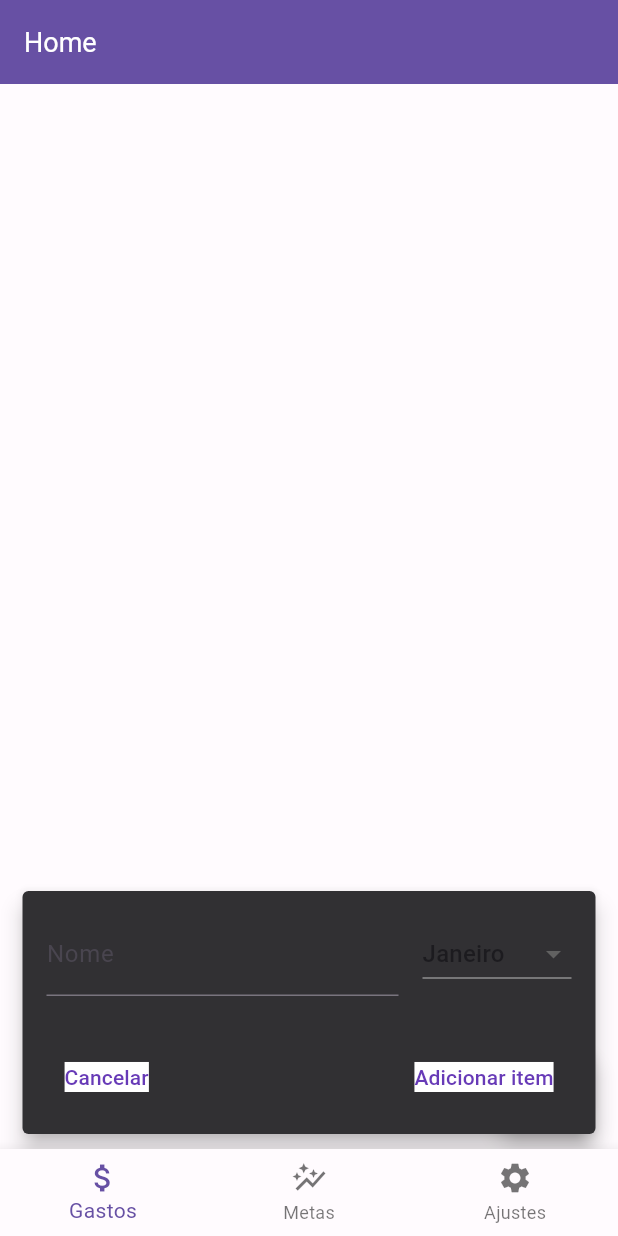
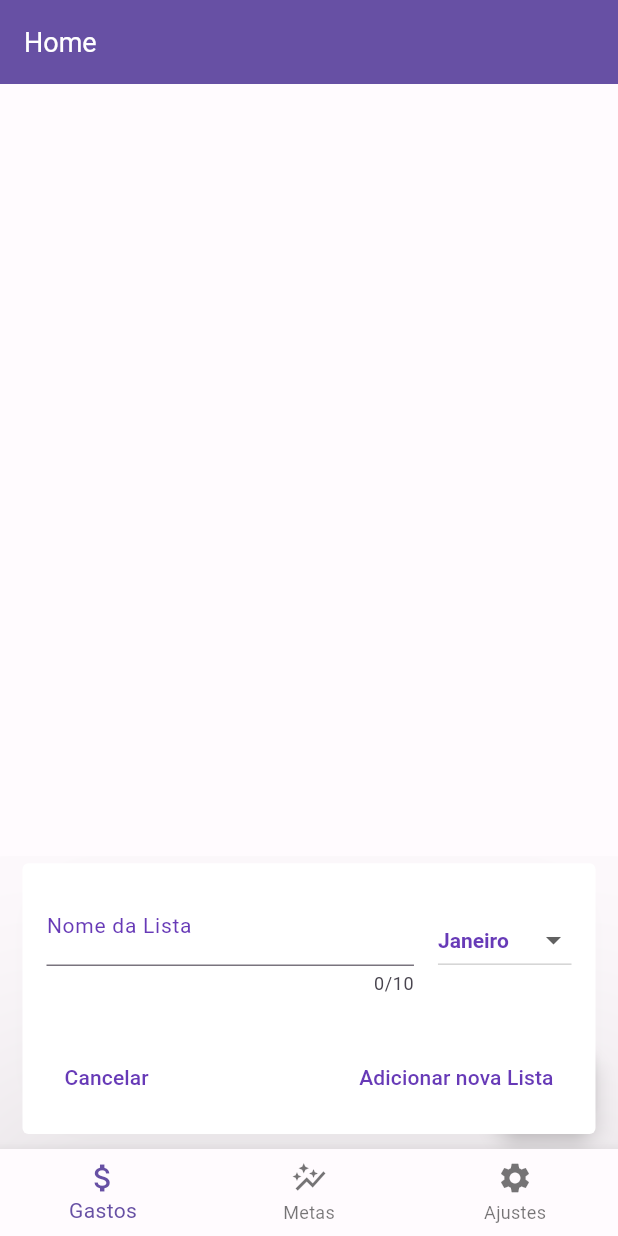
Before and after one commit to gustavorodrii/SiteGastos-Flutter, a Flutter app: the screen it shows after launch, after a tap on the "add" icon, on a phone screen of 412 x 824 dp. Run offline on Flutter 3.47's test engine with Material 2 defaults, Android fonts, the light colour scheme and no system bars; our stand-ins replace shared_preferences.

Commit message:
new features

```diff
--- a/lib/data/user_data.dart
+++ b/lib/data/user_data.dart
@@ -1,9 +1,22 @@
 class UserData {
-  final String mainItemName;
-  final String monthName;
+  String mainItemName;
+  String monthName;
 
-  UserData({
-    required this.mainItemName,
-    required this.monthName,
-  });
+  UserData({required this.mainItemName, required this.monthName});
+
+  // Método para criar um objeto UserData a partir de um mapa (JSON)
+  factory UserData.fromJson(Map<String, dynamic> json) {
+    return UserData(
+      mainItemName: json['mainItemName'],
+      monthName: json['monthName'],
+    );
+  }
+
+  // Método para converter um objeto UserData em um mapa (JSON)
+  Map<String, dynamic> toJson() {
+    return {
+      'mainItemName': mainItemName,
+      'monthName': monthName,
+    };
+  }
 }
--- a/lib/pages/home_page.dart
+++ b/lib/pages/home_page.dart
@@ -1,6 +1,10 @@
+import 'dart:convert';
+
 import 'package:flutter/material.dart';
+import 'package:shared_preferences/shared_preferences.dart';
 import 'package:sitegastos/data/user_data.dart';
 
+import '../themes/themes.dart';
 import 'list_tile.dart';
 
 class HomePage extends StatefulWidget {
@@ -11,32 +15,87 @@
 }
 
 class _HomePageState extends State<HomePage> {
+  Future<void> saveItems(List<UserData> items) async {
+    final prefs = await SharedPreferences.getInstance();
+    final itemsJson = items.map((item) => item.toJson()).toList();
+    final itemsJsonString = itemsJson.map((json) => jsonEncode(json)).toList();
+    await prefs.setStringList('items', itemsJsonString);
+  }
+
+  Future<List<UserData>> loadItems() async {
+    final prefs = await SharedPreferences.getInstance();
+    final itemsJsonString = prefs.getStringList('items');
+
+    if (itemsJsonString == null) {
+      return [];
+    }
+
+    // Converta a lista de strings em uma lista de mapas
+    final itemsJson =
+        itemsJsonString.map((jsonString) => jsonDecode(jsonString)).toList();
+
+    // Converta a lista de mapas em uma lista de objetos UserData
+    final loadedItems =
+        itemsJson.map((json) => UserData.fromJson(json)).toList();
+
+    return loadedItems;
+  }
+
+  @override
+  void initState() {
+    super.initState();
+    loadItems().then((loadedItems) {
+      setState(() {
+        items = loadedItems;
+      });
+    });
+  }
+
   final TextEditingController _textController = TextEditingController();
-  String _selectedMonth = 'Janeiro';
-  List<UserData> _items = [];
+  List<UserData> items = [];
+  bool isItemDeleted = false;
+  int deletedItemIndex = -1;
+  ValueNotifier<String> _selectedMonthNotifier =
+      ValueNotifier<String>('Janeiro');
 
   void _showSnackBar(BuildContext context) {
     ScaffoldMessenger.of(context).showSnackBar(
       SnackBar(
+        elevation: 100,
+        backgroundColor: lightTheme.indicatorColor,
         behavior: SnackBarBehavior.floating,
         content: Column(
           mainAxisSize: MainAxisSize.min,
           children: [
             Row(
+              mainAxisAlignment: MainAxisAlignment.center,
               children: [
                 Expanded(
                   child: TextField(
+                    maxLength: 10,
+                    style: const TextStyle(color: Colors.black),
                     controller: _textController,
-                    decoration: const InputDecoration(labelText: 'Nome'),
+                    decoration: const InputDecoration(
+                      labelText: 'Nome da Lista',
+                      labelStyle: TextStyle(
+                        color: Colors.deepPurple,
+                        fontSize: 14,
+                      ),
+                    ),
                   ),
                 ),
                 const SizedBox(width: 16),
-                DropdownButton<String>(
-                  value: _selectedMonth,
+                ValueListenableBuilder<String>(
+                  valueListenable: _selectedMonthNotifier,
+                  builder: (context, selectedMonth, child) {
+                    return DropdownButton<String>(
+                      value: selectedMonth,
+                      style: const TextStyle(
+                        color: Colors.deepPurple,
+                        fontWeight: FontWeight.bold,
+                      ),
                       onChanged: (newValue) {
-                    setState(() {
-                      _selectedMonth = newValue!;
-                    });
+                        _selectedMonthNotifier.value = newValue!;
                       },
                       items: [
                         'Janeiro',
@@ -57,6 +116,8 @@
                           child: Text(month),
                         );
                       }).toList(),
+                    );
+                  },
                 ),
               ],
             ),
@@ -81,14 +142,16 @@
                     setState(() {
                       final newItem = UserData(
                           mainItemName: _textController.text,
-                          monthName: _selectedMonth);
-                      _items.add(newItem);
+                          monthName: _selectedMonthNotifier.value);
+                      items.add(newItem);
                       _textController.clear();
                     });
+
+                    saveItems(items);
                     ScaffoldMessenger.of(context).hideCurrentSnackBar();
                   },
                   child: const Text(
-                    'Adicionar item',
+                    'Adicionar nova Lista',
                     style: TextStyle(
                       color: Colors.deepPurple,
                       backgroundColor: Colors.white,
@@ -106,7 +169,34 @@
 
   void deleteItem(int index) {
     setState(() {
-      _items.removeAt(index);
+      isItemDeleted = true;
+      deletedItemIndex = index;
+      final deletedList = items.removeAt(index);
+      saveItems(items);
+
+      SharedPreferences.getInstance().then((prefs) {
+        prefs.remove(deletedList.mainItemName);
+      });
+
+      ScaffoldMessenger.of(context).showSnackBar(
+        SnackBar(
+          content: Text(
+            'Você excluiu a lista ${deletedList.mainItemName}',
+            style: const TextStyle(fontSize: 14),
+          ),
+          action: SnackBarAction(
+            label: 'Desfazer',
+            onPressed: () {
+              setState(() {
+                items.insert(deletedItemIndex, deletedList);
+                isItemDeleted = false;
+              });
+              saveItems(items);
+            },
+          ),
+          duration: const Duration(seconds: 5),
+        ),
+      );
     });
   }
 
@@ -123,9 +213,9 @@
               gridDelegate: const SliverGridDelegateWithFixedCrossAxisCount(
                 crossAxisCount: 2,
               ),
-              itemCount: _items.length,
+              itemCount: items.length,
               itemBuilder: (context, index) {
-                final customItem = _items[index];
+                final customItem = items[index];
                 return Padding(
                   padding:
                       const EdgeInsets.symmetric(vertical: 15, horizontal: 20),
--- a/lib/pages/list_tile.dart
+++ b/lib/pages/list_tile.dart
@@ -5,7 +5,7 @@
   final String mainItemName;
   final String monthName;
   final VoidCallback onDelete;
-  ListTilePage({
+  const ListTilePage({
     super.key,
     required this.mainItemName,
     required this.monthName,
--- a/pubspec.yaml
+++ b/pubspec.yaml
@@ -36,13 +36,11 @@
   # Use with the CupertinoIcons class for iOS style icons.
   cupertino_icons: ^1.0.2
   provider: ^6.0.5
-  hive: ^2.2.3
-  hive_flutter: ^1.1.0
+  shared_preferences: ^2.2.1
 
 dev_dependencies:
   flutter_test:
     sdk: flutter
-  hive_generator: ^2.0.1
 
   # The "flutter_lints" package below contains a set of recommended lints to
   # encourage good coding practices. The lint set provided by the package is
```
Also changed, not shown: pubspec.lock, 1 other file. Lines whose indentation alone changed are shown as unchanged.
